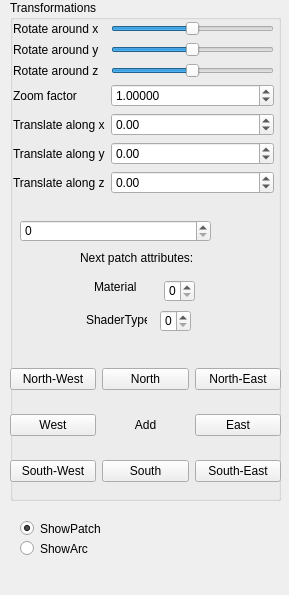
This is QtFramework/GUI/SideWidget.ui in imecstamas/cagd-hermite as Qt 5 draws it before an edit. The edited form follows.
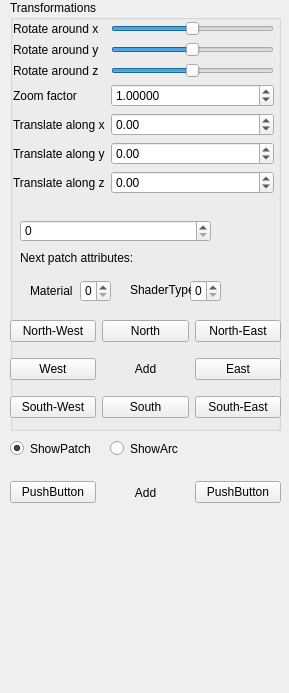
This is the edited form.

Commit message: Make room for more sideWidget components

The edit to the form file:
```diff
--- a/QtFramework/GUI/SideWidget.ui
+++ b/QtFramework/GUI/SideWidget.ui
@@ -7,7 +7,7 @@
     <x>0</x>
     <y>0</y>
     <width>289</width>
-    <height>595</height>
+    <height>693</height>
    </rect>
   </property>
   <property name="sizePolicy">
@@ -31,7 +31,7 @@
      <x>10</x>
      <y>0</y>
      <width>271</width>
-     <height>501</height>
+     <height>431</height>
     </rect>
    </property>
    <property name="title">
@@ -235,8 +235,8 @@
    <widget class="QSpinBox" name="shaderTypeSpinBox">
     <property name="geometry">
      <rect>
-      <x>150</x>
-      <y>310</y>
+      <x>180</x>
+      <y>280</y>
       <width>31</width>
       <height>22</height>
      </rect>
@@ -248,8 +248,8 @@
    <widget class="QLabel" name="label_13">
     <property name="geometry">
      <rect>
-      <x>76</x>
-      <y>310</y>
+      <x>120</x>
+      <y>280</y>
       <width>61</width>
       <height>20</height>
      </rect>
@@ -261,7 +261,7 @@
    <widget class="QSpinBox" name="materialSpinBox">
     <property name="geometry">
      <rect>
-      <x>154</x>
+      <x>70</x>
       <y>280</y>
       <width>31</width>
       <height>22</height>
@@ -274,10 +274,10 @@
    <widget class="QLabel" name="label_14">
     <property name="geometry">
      <rect>
-      <x>84</x>
+      <x>20</x>
       <y>280</y>
       <width>47</width>
-      <height>13</height>
+      <height>21</height>
      </rect>
     </property>
     <property name="text">
@@ -288,9 +288,9 @@
     <property name="geometry">
      <rect>
       <x>0</x>
-      <y>350</y>
+      <y>310</y>
       <width>271</width>
-      <height>151</height>
+      <height>121</height>
      </rect>
     </property>
     <layout class="QGridLayout" name="gridLayout">
@@ -365,7 +365,7 @@
    <widget class="QLabel" name="label_9">
     <property name="geometry">
      <rect>
-      <x>70</x>
+      <x>10</x>
       <y>250</y>
       <width>121</width>
       <height>16</height>
@@ -379,8 +379,8 @@
   <widget class="QRadioButton" name="radioButton_arc">
    <property name="geometry">
     <rect>
-     <x>20</x>
-     <y>540</y>
+     <x>110</x>
+     <y>440</y>
      <width>82</width>
      <height>17</height>
     </rect>
@@ -392,8 +392,8 @@
   <widget class="QRadioButton" name="radioButton_patch">
    <property name="geometry">
     <rect>
-     <x>20</x>
-     <y>520</y>
+     <x>10</x>
+     <y>440</y>
      <width>82</width>
      <height>17</height>
     </rect>
@@ -405,6 +405,42 @@
     <bool>true</bool>
    </property>
   </widget>
+  <widget class="QWidget" name="">
+   <property name="geometry">
+    <rect>
+     <x>10</x>
+     <y>480</y>
+     <width>271</width>
+     <height>25</height>
+    </rect>
+   </property>
+   <layout class="QHBoxLayout" name="horizontalLayout">
+    <item>
+     <widget class="QPushButton" name="pushButton">
+      <property name="text">
+       <string>PushButton</string>
+      </property>
+     </widget>
+    </item>
+    <item>
+     <widget class="QLabel" name="label_10">
+      <property name="text">
+       <string>Add</string>
+      </property>
+      <property name="alignment">
+       <set>Qt::AlignCenter</set>
+      </property>
+     </widget>
+    </item>
+    <item>
+     <widget class="QPushButton" name="pushButton_2">
+      <property name="text">
+       <string>PushButton</string>
+      </property>
+     </widget>
+    </item>
+   </layout>
+  </widget>
  </widget>
  <resources/>
  <connections/>
```
